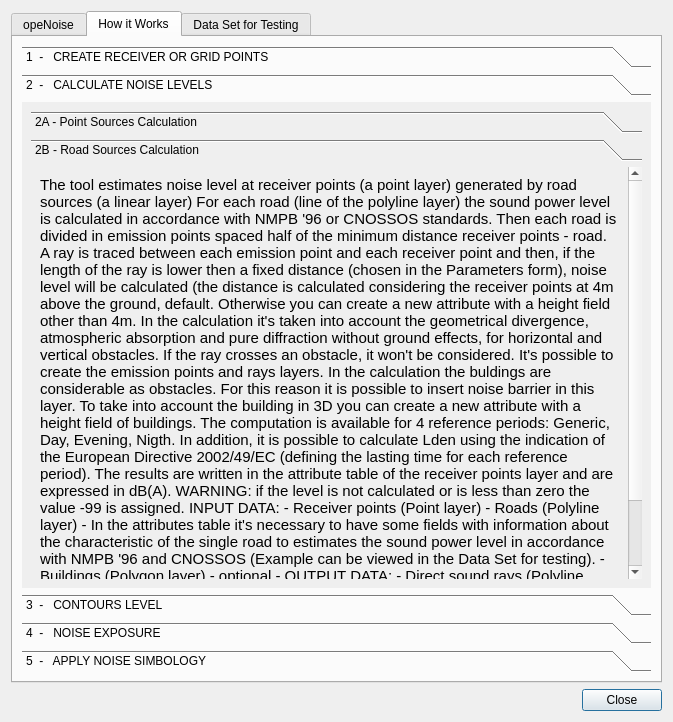
Qt form tools/ui_Helps.ui (pierluigiderosa/openoise) before a commit.
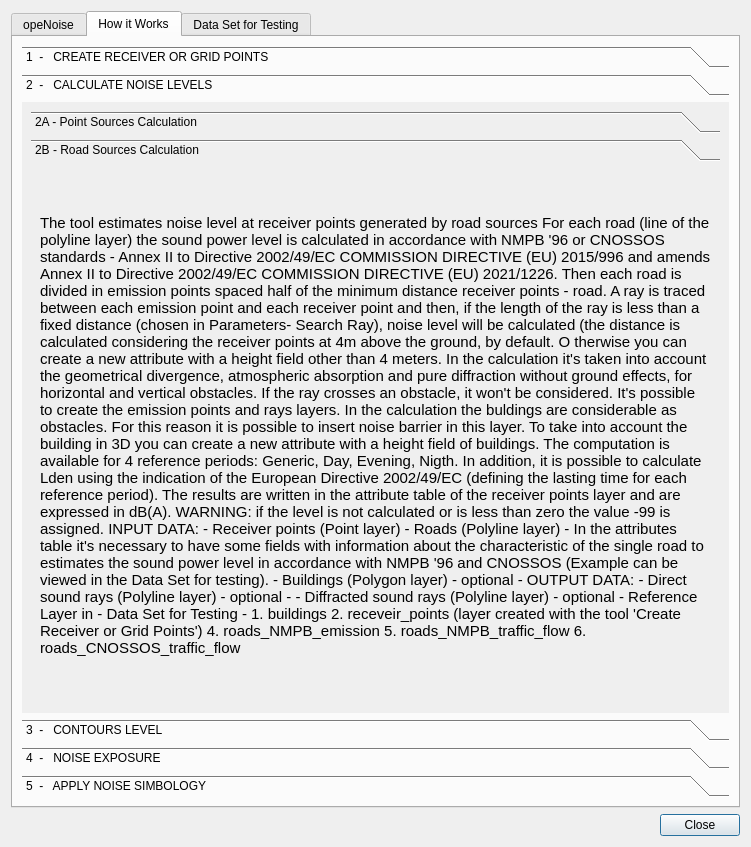
The same form after that commit. The open tabs and pages were chosen to show the change.

Commit message: - fix for fields names - new GUIs Help - some improvment

The edit to the form file:
```diff
--- a/tools/ui_Helps.ui
+++ b/tools/ui_Helps.ui
@@ -6,8 +6,8 @@
    <rect>
     <x>0</x>
     <y>0</y>
-    <width>673</width>
-    <height>722</height>
+    <width>751</width>
+    <height>847</height>
    </rect>
   </property>
   <property name="sizePolicy">
@@ -119,8 +119,8 @@
            <rect>
             <x>0</x>
             <y>0</y>
-            <width>631</width>
-            <height>496</height>
+            <width>107</width>
+            <height>169</height>
            </rect>
           </property>
           <attribute name="label">
@@ -170,8 +170,8 @@
                <rect>
                 <x>0</x>
                 <y>0</y>
-                <width>205</width>
-                <height>2226</height>
+                <width>252</width>
+                <height>2766</height>
                </rect>
               </property>
               <attribute name="label">
@@ -189,7 +189,7 @@
                   </font>
                  </property>
                  <property name="text">
-                  <string>&lt;html&gt;&lt;head/&gt;&lt;body&gt;&lt;p align=&quot;justify&quot;&gt;&lt;span style=&quot; font-weight:600;&quot;&gt;The tool estimates noise level at receiver points (a point layer) generated by road sources (a linear layer)&lt;/span&gt;&lt;/p&gt;&lt;p align=&quot;justify&quot;&gt;&lt;br/&gt;For each road (line of the polyline layer) the sound power level is calculated in accordance with NMPB '96 or CNOSSOS standards. &lt;/p&gt;&lt;p align=&quot;justify&quot;&gt;Then each road is divided in emission points spaced half of the minimum distance receiver points - road. &lt;/p&gt;&lt;p align=&quot;justify&quot;&gt;A ray is traced between each emission point and each receiver point and then, if the length of the ray is lower then a fixed distance (chosen in the Parameters form), noise level will be calculated (the distance is calculated considering the receiver points at 4m above the ground, default. &lt;a name=&quot;tw-target-text&quot;/&gt;Otherwise you can create a new attribute with a height field other than 4m.&lt;br/&gt;&lt;/p&gt;&lt;p align=&quot;justify&quot;&gt;In the calculation it's taken into account the geometrical divergence, atmospheric absorption and pure diffraction without ground effects, for horizontal and vertical obstacles.&lt;/p&gt;&lt;p align=&quot;justify&quot;&gt;If the ray crosses an obstacle, it won't be considered.&lt;/p&gt;&lt;p align=&quot;justify&quot;&gt;It's possible to create the emission points and rays layers. &lt;br/&gt;&lt;br/&gt;In the calculation the buldings are considerable as obstacles. For this reason it is possible to insert noise barrier in this layer.&lt;br/&gt;&lt;br/&gt;To take into account the building in 3D you can create a new attribute with a height field of buildings.&lt;br/&gt;&lt;/p&gt;&lt;p align=&quot;justify&quot;&gt;&lt;br/&gt;The computation is available for 4 reference periods: Generic, Day, Evening, Nigth. &lt;br/&gt;In addition, it is possible to calculate Lden using the indication of the European Directive 2002/49/EC (defining the lasting time for each reference period). &lt;/p&gt;&lt;p align=&quot;justify&quot;&gt;&lt;br/&gt;The results are written in the attribute table of the receiver points layer and are expressed in dB(A). &lt;br/&gt;&lt;br/&gt;&lt;span style=&quot; font-weight:600; font-style:italic;&quot;&gt;WARNING: &lt;/span&gt;if the level is not calculated or is less than zero the value -99 is assigned.&lt;/p&gt;&lt;p align=&quot;justify&quot;&gt;&lt;br/&gt;&lt;span style=&quot; font-style:italic;&quot;&gt;INPUT DATA: &lt;/span&gt;&lt;/p&gt;&lt;p align=&quot;justify&quot;&gt;- Receiver points (Point layer)&lt;/p&gt;&lt;p align=&quot;justify&quot;&gt;- Roads (Polyline layer) - In the attributes table it's necessary to have some fields with information about the characteristic of the single road to estimates the sound power level in accordance with NMPB '96 and CNOSSOS (Example can be viewed in the Data Set for testing).&lt;/p&gt;&lt;p align=&quot;justify&quot;&gt;- Buildings (Polygon layer) - optional -&lt;/p&gt;&lt;p align=&quot;justify&quot;&gt;&lt;br/&gt;&lt;span style=&quot; font-style:italic;&quot;&gt;OUTPUT DATA:&lt;/span&gt;&lt;/p&gt;&lt;p align=&quot;justify&quot;&gt;- Direct sound rays (Polyline layer) - optional -&lt;br/&gt;- Diffracted sound rays (Polyline layer) - optional -&lt;/p&gt;&lt;p align=&quot;justify&quot;&gt;&lt;br/&gt;&lt;span style=&quot; font-weight:600; font-style:italic;&quot;&gt;Reference Layer in - Data Set for Testing -&lt;/span&gt;&lt;/p&gt;&lt;p align=&quot;justify&quot;&gt;1. buildings&lt;br/&gt;2. receveir_points (layer created with the tool 'Create Receiver or Grid Points')&lt;br/&gt;4. roads_NMPB_emission&lt;br/&gt;5. roads_NMPB_traffic_flow&lt;br/&gt;6. roads_CNOSSOS_traffic_flow&lt;br/&gt;&lt;/p&gt;&lt;/body&gt;&lt;/html&gt;</string>
+                  <string>&lt;html&gt;&lt;head/&gt;&lt;body&gt;&lt;p align=&quot;justify&quot;&gt;&lt;span style=&quot; font-weight:600;&quot;&gt;The tool estimates noise level at receiver points generated by road sources &lt;/span&gt;&lt;/p&gt;&lt;p align=&quot;justify&quot;&gt;&lt;br/&gt;For each road (line of the polyline layer) the sound power level is calculated in accordance with NMPB '96 or CNOSSOS standards - Annex II to Directive 2002/49/EC COMMISSION DIRECTIVE (EU) 2015/996 and amends Annex II to Directive 2002/49/EC COMMISSION DIRECTIVE (EU) 2021/1226.&lt;/p&gt;&lt;p align=&quot;justify&quot;&gt;&lt;span style=&quot; text-decoration: underline;&quot;&gt;Then each road is divided in emission points spaced half of the minimum distance receiver points - road. &lt;/span&gt;&lt;/p&gt;&lt;p align=&quot;justify&quot;&gt;A ray is traced between each emission point and each receiver point and then, if the length of the ray is less than a fixed distance (chosen in Parameters-&amp;gt; Search Ray), noise level will be calculated (the distance is calculated considering the receiver points at 4m above the ground, by default. &lt;a name=&quot;tw-target-text&quot;/&gt;&lt;span style=&quot; text-decoration: underline;&quot;&gt;O&lt;/span&gt;&lt;span style=&quot; text-decoration: underline;&quot;&gt;therwise you can create a new attribute with a height field other than 4 meters.&lt;br/&gt;&lt;/span&gt;&lt;/p&gt;&lt;p align=&quot;justify&quot;&gt;In the calculation it's taken into account the geometrical divergence, atmospheric absorption and pure diffraction without ground effects, for horizontal and vertical obstacles.&lt;/p&gt;&lt;p align=&quot;justify&quot;&gt;If the ray crosses an obstacle, it won't be considered.&lt;/p&gt;&lt;p align=&quot;justify&quot;&gt;It's possible to create the emission points and rays layers. &lt;br/&gt;&lt;br/&gt;In the calculation the buldings are considerable as obstacles. For this reason it is possible to insert noise barrier in this layer.&lt;br/&gt;&lt;br/&gt;To take into account the building in 3D you can create a new attribute with a height field of buildings.&lt;br/&gt;&lt;/p&gt;&lt;p align=&quot;justify&quot;&gt;&lt;br/&gt;The computation is available for 4 reference periods: Generic, Day, Evening, Nigth. &lt;br/&gt;In addition, it is possible to calculate Lden using the indication of the European Directive 2002/49/EC (defining the lasting time for each reference period). &lt;/p&gt;&lt;p align=&quot;justify&quot;&gt;&lt;br/&gt;The results are written in the attribute table of the receiver points layer and are expressed in dB(A). &lt;br/&gt;&lt;br/&gt;&lt;span style=&quot; font-weight:600; font-style:italic;&quot;&gt;WARNING: &lt;/span&gt;if the level is not calculated or is less than zero the value -99 is assigned.&lt;/p&gt;&lt;p align=&quot;justify&quot;&gt;&lt;br/&gt;&lt;span style=&quot; font-style:italic;&quot;&gt;INPUT DATA: &lt;/span&gt;&lt;/p&gt;&lt;p align=&quot;justify&quot;&gt;- Receiver points (Point layer)&lt;/p&gt;&lt;p align=&quot;justify&quot;&gt;- Roads (Polyline layer) - In the attributes table it's necessary to have some fields with information about the characteristic of the single road to estimates the sound power level in accordance with NMPB '96 and CNOSSOS (Example can be viewed in the Data Set for testing).&lt;/p&gt;&lt;p align=&quot;justify&quot;&gt;- Buildings (Polygon layer) - optional -&lt;/p&gt;&lt;p align=&quot;justify&quot;&gt;&lt;br/&gt;&lt;span style=&quot; font-style:italic;&quot;&gt;OUTPUT DATA:&lt;/span&gt;&lt;/p&gt;&lt;p align=&quot;justify&quot;&gt;- Direct sound rays (Polyline layer) - optional -&lt;br/&gt;- Diffracted sound rays (Polyline layer) - optional -&lt;/p&gt;&lt;p align=&quot;justify&quot;&gt;&lt;br/&gt;&lt;span style=&quot; font-weight:600; font-style:italic;&quot;&gt;Reference Layer in - Data Set for Testing -&lt;/span&gt;&lt;/p&gt;&lt;p align=&quot;justify&quot;&gt;1. buildings&lt;br/&gt;2. receveir_points (layer created with the tool 'Create Receiver or Grid Points')&lt;br/&gt;4. roads_NMPB_emission&lt;br/&gt;5. roads_NMPB_traffic_flow&lt;br/&gt;6. roads_CNOSSOS_traffic_flow&lt;br/&gt;&lt;/p&gt;&lt;/body&gt;&lt;/html&gt;</string>
                  </property>
                  <property name="wordWrap">
                   <bool>true</bool>
```
Left out of the diff: 36 changed lines with no effect on the pictures. The commit also changes 15 other files.
